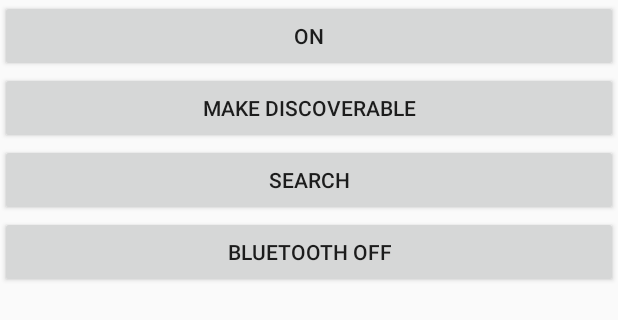
After one commit to hdzajac/VibrationNavigation, an Android app: the layout bluetooth.xml on its own in the app's theme, with its tools: preview values and no code run, on a phone screen of 412 x 824 dp. The commit adds this screen. Shown: the top 320 px of the screen. Run offline under Robolectric (Android 15) with nearby library versions, the phone set to English and light mode, and no system bars.

Commit message:
added bluetooth class to make devices discoverable etc

```diff
--- a/mobile/src/main/AndroidManifest.xml
+++ b/mobile/src/main/AndroidManifest.xml
@@ -12,6 +12,9 @@
     <uses-permission android:name="android.permission.ACCESS_NETWORK_STATE" />
     <uses-permission android:name="android.permission.CHANGE_NETWORK_STATE" />
     <uses-permission android:name="android.permission.ACCESS_WIFI_STATE" />
+    <uses-permission android:name="android.permission.BLUETOOTH_ADMIN" />
+    <uses-permission android:name="android.permission.BLUETOOTH" />
+    <uses-permission android:name="android.permission.ACCESS_COARSE_LOCATION" />
 
     <!--
          The ACCESS_COARSE/FINE_LOCATION permissions are not required to use
--- /dev/null
+++ b/mobile/src/main/res/layout/bluetooth.xml
@@ -0,0 +1,41 @@
+<?xml version="1.0" encoding="utf-8"?>
+<LinearLayout xmlns:android="http://schemas.android.com/apk/res/android"
+    android:layout_width="fill_parent"
+    android:layout_height="fill_parent"
+    android:orientation="vertical" >
+
+    <Button
+        android:id="@+id/buttonOn"
+        android:layout_width="match_parent"
+        android:layout_height="wrap_content"
+        android:text="On"/>
+    <Button
+        android:id="@+id/buttonDesc"
+        android:layout_width="fill_parent"
+        android:layout_height="wrap_content"
+        android:text="Make Discoverable"/>
+    <Button
+        android:id="@+id/buttonSearch"
+        android:layout_width="match_parent"
+        android:layout_height="wrap_content"
+        android:text="Search"/>
+    <Button
+        android:id="@+id/buttonOff"
+        android:layout_width="match_parent"
+        android:layout_height="wrap_content"
+        android:text="Bluetooth Off"/>
+
+    <ListView
+        android:id="@+id/listViewPaired"
+        android:layout_width="match_parent"
+        android:layout_height="120dp">
+
+    </ListView>
+
+    <ListView
+        android:id="@+id/listViewDetected"
+        android:layout_width="match_parent"
+        android:layout_height="match_parent">
+
+    </ListView>
+</LinearLayout>
```
Also changed, not shown: mobile/src/main/java/com/navigation/vibration/BluetoothTest.java (added, +298 -0 lines), mobile/src/main/java/com/navigation/vibration/ConnectionActivity.java (+9 -4 lines).
